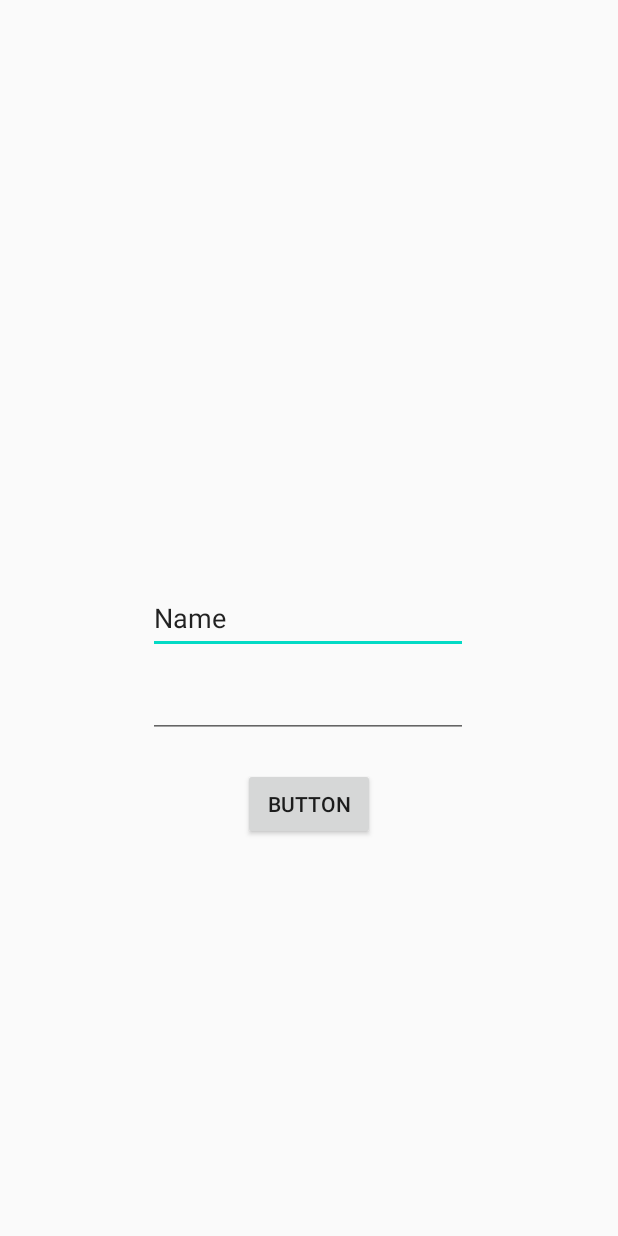
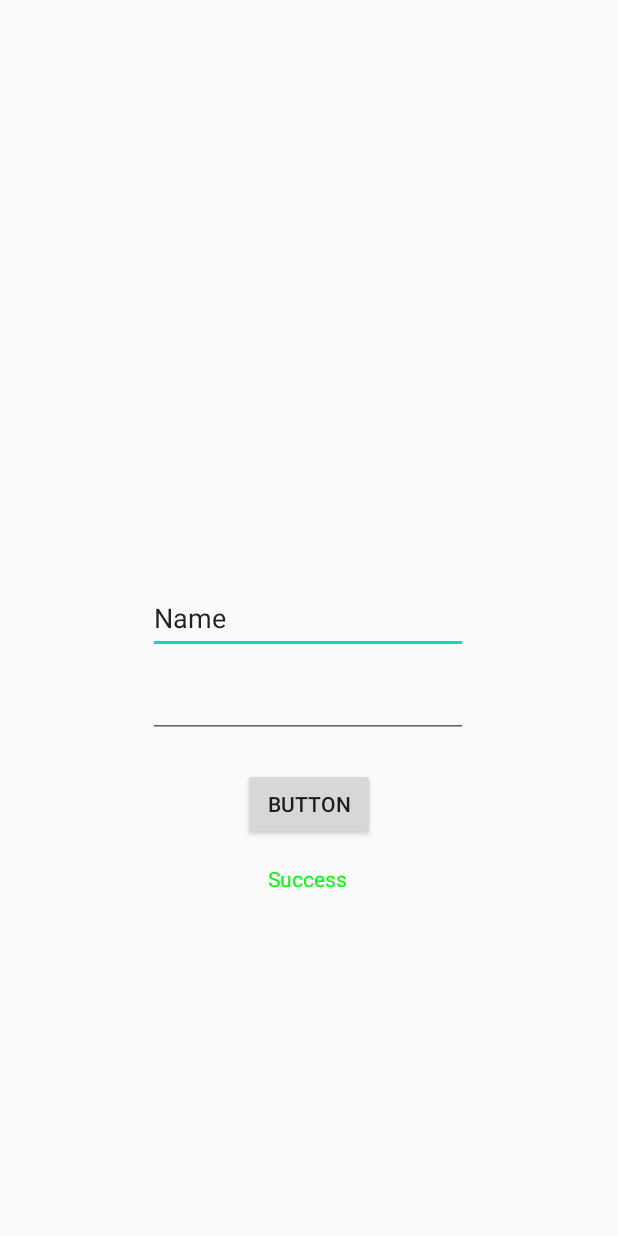
Before and after one commit to tahmid-23/SchoolPower, an Android app: the screen it shows after launch (MainActivity), after a tap on "BUTTON", on a phone screen of 412 x 824 dp. Run offline under Robolectric (Android 15) with nearby library versions, the phone set to English and light mode, and no system bars; 5 statements that could not run were skipped.

Commit message:
working success/failure demo

```diff
--- a/androidApp/src/main/java/me/tahzam23/schoolpower/android/MainActivity.kt
+++ b/androidApp/src/main/java/me/tahzam23/schoolpower/android/MainActivity.kt
@@ -1,9 +1,11 @@
 package me.tahzam23.schoolpower.android
 
+import android.graphics.Color
 import androidx.appcompat.app.AppCompatActivity
 import android.os.Bundle
 import android.widget.Button
 import android.widget.EditText
+import android.widget.TextView
 import io.ktor.client.*
 import kotlinx.coroutines.GlobalScope
 import kotlinx.coroutines.launch
@@ -16,21 +18,33 @@ class MainActivity : AppCompatActivity() {
         super.onCreate(savedInstanceState)
         setContentView(R.layout.activity_main)
 
-        val client = HttpClient {
-            createDefaultClientConfig(this)
-        }
-
         val username = findViewById<EditText>(R.id.schoolpower_username)
         val password = findViewById<EditText>(R.id.schoolpower_password)
+        val successText = findViewById<TextView>(R.id.schoolpower_success)
         findViewById<Button>(R.id.schoolpower_submit_button).setOnClickListener {
+            val client = HttpClient {
+                createDefaultClientConfig(this)
+            }
+
             GlobalScope.launch {
-                login(
+                val success = login(
                     client = client,
                     loginInformation = LoginInformation(
                         username.text.toString(),
                         password.text.toString()
                     )
                 )
+
+                runOnUiThread {
+                    if (success) {
+                        successText.text = "Success"
+                        successText.setTextColor(Color.GREEN)
+                    }
+                    else {
+                        successText.text = "Failure"
+                        successText.setTextColor(Color.RED)
+                    }
+                }
             }
         }
     }
--- a/androidApp/src/main/res/layout/activity_main.xml
+++ b/androidApp/src/main/res/layout/activity_main.xml
@@ -42,4 +42,15 @@
         app:layout_constraintEnd_toEndOf="parent"
         app:layout_constraintStart_toStartOf="parent"
         app:layout_constraintTop_toBottomOf="@+id/schoolpower_password" />
+
+    <TextView
+        android:id="@+id/schoolpower_success"
+        android:layout_width="wrap_content"
+        android:layout_height="wrap_content"
+        android:layout_marginTop="16dp"
+        android:text="TextView"
+        app:layout_constraintEnd_toEndOf="parent"
+        app:layout_constraintHorizontal_bias="0.498"
+        app:layout_constraintStart_toStartOf="parent"
+        app:layout_constraintTop_toBottomOf="@+id/schoolpower_submit_button" />
 </androidx.constraintlayout.widget.ConstraintLayout>
--- a/shared/src/commonMain/kotlin/me/tahzam23/schoolpower/Lib.kt
+++ b/shared/src/commonMain/kotlin/me/tahzam23/schoolpower/Lib.kt
@@ -43,21 +43,31 @@ suspend fun login(
     endpoint: String = SCHOOLPOWER_GRADE_ENDPOINT,
     client: HttpClient,
     loginInformation: LoginInformation
-) {
-    val document = createDocument(client.submitForm(
+): Boolean {
+    try {
+        val document = createDocument(
+            client.submitForm(
                 root + endpoint,
                 createRequestParameters(loginInformation)
-    ))
+            )
+        )
 
         val table = document
             .getElementById(GRADE_TABLE_ID)
             ?.getChild(1)
             ?.getChild(1) ?: throw IllegalArgumentException()
+        return true
+    }
+    catch (e: Exception) {
+        return false
+    }
 
+    /*
     for (rowIndex in 2 until table.getChildCount() - 1) {
         val row = table.getChild(rowIndex)
         println(row.getChild(17).getChild(0).getAttribute("href"))
     }
+     */
 }
 
 fun isSchoolPowerOpen(schoolPowerInfo: SchoolPowerInfo = SchoolPowerInfo()): Boolean {
```
Lines whose indentation alone changed are shown as unchanged.
